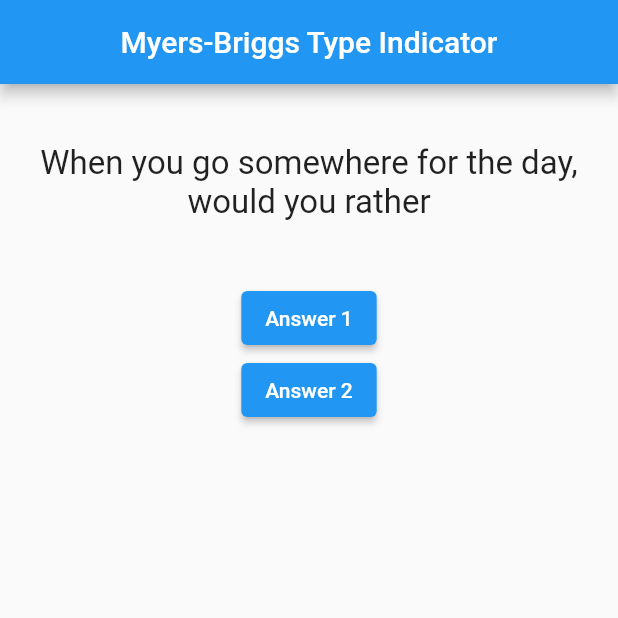
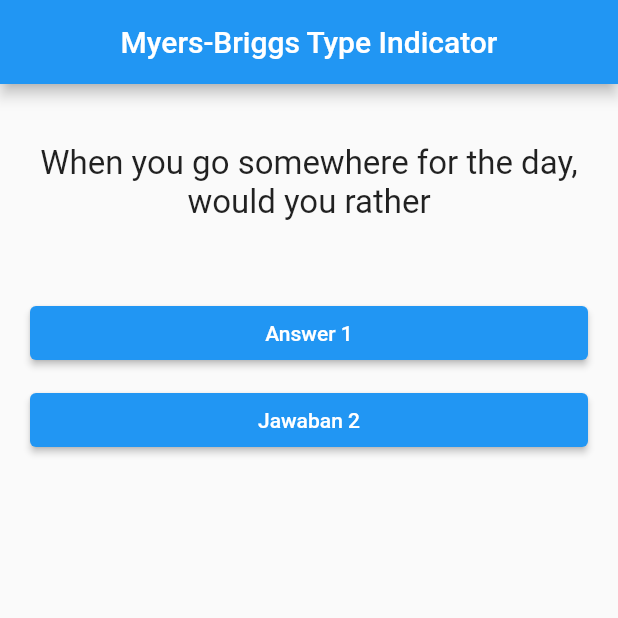
Before and after one commit to WiedjajaAtmadja/t01_personality_test_app, a Flutter app: the screen it shows after launch, on a phone screen of 412 x 824 dp, the top half of it. Run offline on Flutter 3.47's test engine with Material 2 defaults, Android fonts, the phone set to English and light mode, and no system bars.

Commit message:
Slide24 Add answer.dart

```diff
--- /dev/null
+++ b/lib/answer.dart
@@ -0,0 +1,20 @@
+import 'package:flutter/material.dart';
+
+class Answer extends StatelessWidget {
+  final VoidCallback functionHandler;
+  final String answerText;
+
+  Answer(this.answerText, this.functionHandler);
+
+  @override
+  Widget build(BuildContext context) {
+    return Container(
+      width: double.infinity,
+      margin: EdgeInsets.only(left: 20, right: 20, top: 10),
+      child: ElevatedButton(
+        child: Text(answerText),
+        onPressed: functionHandler,
+      ),
+    );
+  }
+}
--- a/lib/main.dart
+++ b/lib/main.dart
@@ -1,5 +1,6 @@
 import 'package:flutter/material.dart';
 import 'question.dart';
+import 'answer.dart';
 
 void main() {
   runApp(MainApp());
@@ -41,10 +42,12 @@
         body: Column(
           children: [
             Question(questions[questionIndex]),
-            ElevatedButton(
-                onPressed: chooseAnswer, child: const Text('Answer 1')),
-            ElevatedButton(
-                onPressed: chooseAnswer, child: const Text('Answer 2')),
+            Answer('Answer 1', chooseAnswer),
+            Answer('Jawaban 2', chooseAnswer),
+            // ElevatedButton(
+            //     onPressed: chooseAnswer, child: const Text('Answer 1')),
+            // ElevatedButton(
+            //     onPressed: chooseAnswer, child: const Text('Answer 2')),
           ],
         ),
       ),
```
